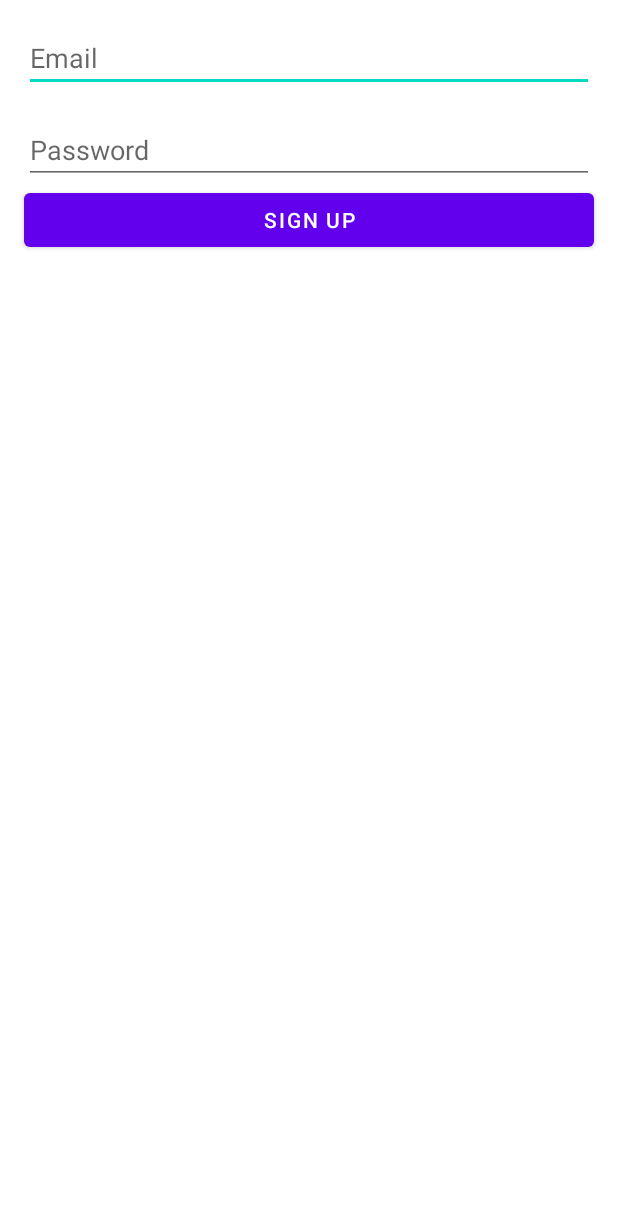
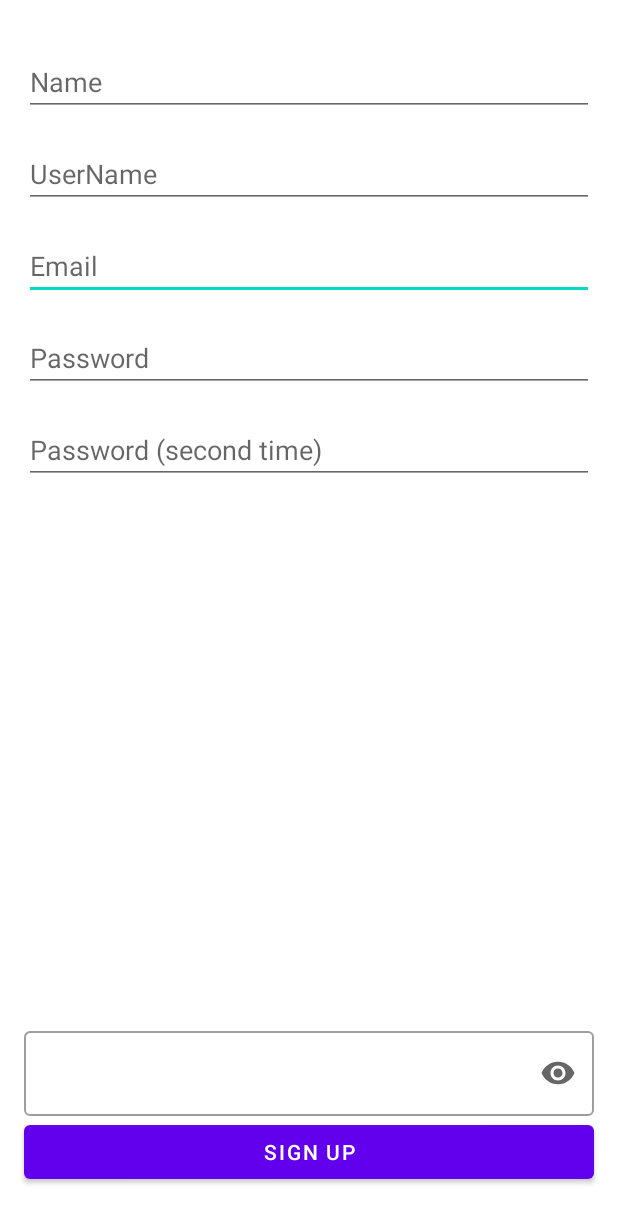
Before and after one commit to Keslerdk/memes, an Android app: the screen it shows after launch (Registration), after a tap on "CREATE NEW ACCOUNT", on a phone screen of 412 x 824 dp. Shown: the top 1223 px of the screen. Run offline under Robolectric (Android 15) with nearby library versions, the phone set to English and light mode, and no system bars; our stand-ins replace Firebase (no records; nobody signed in at launch, a user with empty details on screens opened directly); libraries missing offline, so code that uses them is left out: com.vk.api.

Commit message:
database and registration

```diff
--- a/app/build.gradle
+++ b/app/build.gradle
@@ -34,6 +34,8 @@ dependencies {
     implementation 'androidx.appcompat:appcompat:1.2.0'
     implementation 'com.google.android.material:material:1.2.1'
     implementation 'androidx.constraintlayout:constraintlayout:2.0.4'
+    implementation 'com.google.firebase:firebase-database:19.6.0'
+    implementation 'com.google.android.material:material:1.3.0'
 
     testImplementation 'junit:junit:4.+'
     androidTestImplementation 'androidx.test.ext:junit:1.1.2'
@@ -43,7 +45,7 @@ dependencies {
     implementation 'com.google.firebase:firebase-auth:20.0.2'
     implementation 'com.google.android.gms:play-services-auth:19.0.0'
 
+    implementation 'com.vk:androidsdk:2.2.0'
 
 
-    implementation 'com.vk:androidsdk:2.2.0'
 }
--- a/app/src/main/java/com/example/memes/Entry.java
+++ b/app/src/main/java/com/example/memes/Entry.java
@@ -34,6 +34,8 @@ import com.google.firebase.auth.FirebaseAuthUserCollisionException;
 import com.google.firebase.auth.FirebaseAuthWeakPasswordException;
 import com.google.firebase.auth.FirebaseUser;
 import com.google.firebase.auth.GoogleAuthProvider;
+import com.google.firebase.database.DatabaseReference;
+import com.google.firebase.database.FirebaseDatabase;
 import com.vk.api.sdk.VK;
 import com.vk.api.sdk.VKApiCallback;
 import com.vk.api.sdk.auth.VKAccessToken;
@@ -47,11 +49,14 @@ import java.util.Arrays;
 
 public class Entry extends AppCompatActivity {
     private static final int RC_SIGN_IN = 120;
+
     private FirebaseAuth mAuth;
+    private FirebaseDatabase database;
+    private DatabaseReference myRef;
 
     private GoogleSignInClient googleSignInClient;
 
-
+    //элементы в активити
     private EditText Elogin;
     private EditText Epassword;
 
@@ -67,7 +72,11 @@ public class Entry extends AppCompatActivity {
     protected void onCreate(Bundle savedInstanceState) {
         super.onCreate(savedInstanceState);
         setContentView(R.layout.activity_entry);
+
         mAuth = FirebaseAuth.getInstance();
+
+        database = FirebaseDatabase.getInstance();
+        myRef = database.getReference("users");
 
         GoogleSignInOptions gso = new GoogleSignInOptions.Builder(GoogleSignInOptions.DEFAULT_SIGN_IN)
                 .requestIdToken(getString(R.string.default_web_client_id))
@@ -85,6 +94,7 @@ public class Entry extends AppCompatActivity {
         googleSignIn = (Button) findViewById(R.id.googleSighIn);
         vkAuth = (Button) findViewById(R.id.vkAuth);
 
+        //обработка нажатий
         SignIn.setOnClickListener(new View.OnClickListener() {
             @Override
             public void onClick(View v) {
@@ -122,6 +132,7 @@ public class Entry extends AppCompatActivity {
         }
     }
 
+    //вход через почту
     public void signing(String email, String password) {
         mAuth.signInWithEmailAndPassword(email, password).addOnCompleteListener(this, new OnCompleteListener<AuthResult>() {
             @Override
@@ -136,6 +147,7 @@ public class Entry extends AppCompatActivity {
         });
     }
 
+    //вход через гугл
     private void signInGoogle() {
         Intent signInIntent = googleSignInClient.getSignInIntent();
         startActivityForResult(signInIntent, RC_SIGN_IN);
@@ -144,6 +156,8 @@ public class Entry extends AppCompatActivity {
     @Override
     public void onActivityResult(int requestCode, int resultCode, Intent data) {
         switch (resultCode) {
+
+            //гугл
             case RC_SIGN_IN:
                 super.onActivityResult(requestCode, resultCode, data);
                 // Result returned from launching the Intent from GoogleSignInApi.getSignInIntent(...);
@@ -164,11 +178,15 @@ public class Entry extends AppCompatActivity {
                 }
                 break;
             default:
+                //вк
                 VKAuthCallback callback = new VKAuthCallback() {
                     @Override
                     public void onLogin(@NotNull VKAccessToken vkAccessToken) {
                         try {
                             Log.d("vkid", String.valueOf(vkAccessToken.getUserId()));
+                            //авторазиция через вк с помощью почты
+                            //userId+@vk.auth - почта
+                            //UserId - пароль
                             firebaseAuthwithVk(String.valueOf(vkAccessToken.getUserId())+"@vk.auth", String.valueOf(vkAccessToken.getUserId()));
                         } catch (Exception e) {
                         }
@@ -210,6 +228,7 @@ public class Entry extends AppCompatActivity {
     }
 
     private void firebaseAuthwithVk(String email, String password) {
+        //попробовать войти, если акк не сущесвует, создать и войти.
         mAuth.signInWithEmailAndPassword(email, password).addOnCompleteListener(new OnCompleteListener<AuthResult>() {
             @Override
             public void onComplete(@NonNull Task<AuthResult> task) {
@@ -239,7 +258,7 @@ public class Entry extends AppCompatActivity {
                 }
             }
         });
-
+        //попытка через customToken
         /*
 //        Log.d("vkAuthToken", AccessToken);
 //        String customToken = FirebaseAuth.getInstance().createCustomToken(AccessToken);
--- a/app/src/main/java/com/example/memes/Registration.java
+++ b/app/src/main/java/com/example/memes/Registration.java
@@ -6,7 +6,6 @@ import androidx.appcompat.app.AppCompatActivity;
 import android.content.Intent;
 import android.os.Bundle;
 import android.view.View;
-import android.view.Window;
 import android.widget.Button;
 import android.widget.EditText;
 import android.widget.Toast;
@@ -15,15 +14,23 @@ import com.google.android.gms.tasks.OnCompleteListener;
 import com.google.android.gms.tasks.Task;
 import com.google.firebase.auth.AuthResult;
 import com.google.firebase.auth.FirebaseAuth;
-import com.google.firebase.auth.FirebaseUser;
+import com.google.firebase.database.DatabaseReference;
+import com.google.firebase.database.FirebaseDatabase;
 
 public class Registration extends AppCompatActivity {
 
     private FirebaseAuth mAuth;
 
-    private EditText Rlogin;
-    private EditText Rpassword;
-    private Button SignUp;
+    private FirebaseDatabase database;
+    private DatabaseReference myRef;
+
+    private EditText rname;
+    private EditText ruserName;
+    private EditText rEmail;
+    private EditText rPassword;
+    private EditText rPassword2;
+
+    private Button signUp;
 
     @Override
     protected void onCreate(Bundle savedInstanceState) {
@@ -32,22 +39,34 @@ public class Registration extends AppCompatActivity {
 
         mAuth = FirebaseAuth.getInstance();
 
-        Rlogin = (EditText) findViewById(R.id.Remail);
-        Rpassword = (EditText) findViewById(R.id.RPassword);
+        database = FirebaseDatabase.getInstance();
+        myRef = database.getReference("users");
+        myRef.setValue("First data storage");
 
-        SignUp = (Button) findViewById(R.id.signUp);
+        rname = (EditText) findViewById(R.id.name);
+        ruserName= (EditText) findViewById(R.id.userName);
+        rEmail = (EditText) findViewById(R.id.rEmail);
+        rPassword = (EditText) findViewById(R.id.rPassword);
+        rPassword2 = (EditText) findViewById(R.id.rPassword2);
+
+        signUp = (Button) findViewById(R.id.signUp);
 
 
-        SignUp.setOnClickListener(new View.OnClickListener() {
+        signUp.setOnClickListener(new View.OnClickListener() {
             @Override
             public void onClick(View v) {
-                registration(Rlogin.getText().toString(), Rpassword.getText().toString());
+                String name = rname.getText().toString();
+                String username = ruserName.getText().toString();
+                String email = rEmail.getText().toString();
+                String password = rPassword.getText().toString();
+                registration(email, password);
+                addUser(name, username, email, password);
             }
         });
 
     }
 
-    public void registration(String email, String password) {
+    private void registration(String email, String password) {
         mAuth.createUserWithEmailAndPassword(email, password).addOnCompleteListener(this, new OnCompleteListener<AuthResult>() {
             @Override
             public void onComplete(@NonNull Task<AuthResult> task) {
@@ -62,5 +81,10 @@ public class Registration extends AppCompatActivity {
         });
     }
 
+    private  void addUser (String name, String userName, String email, String password) {
+        UsersHelperClass helperClass = new UsersHelperClass(name, userName, email, password);
+        myRef.child(userName).setValue(helperClass);
+    }
+
 
 }
--- a/app/src/main/res/layout/activity_registration.xml
+++ b/app/src/main/res/layout/activity_registration.xml
@@ -6,41 +6,102 @@
     android:layout_height="match_parent"
     tools:context=".Registration">
 
+
     <EditText
-        android:id="@+id/Remail"
+        android:id="@+id/rEmail"
         android:layout_width="0dp"
         android:layout_height="wrap_content"
-        android:layout_marginStart="16dp"
-        android:layout_marginLeft="16dp"
         android:layout_marginTop="16dp"
-        android:layout_marginEnd="16dp"
-        android:layout_marginRight="16dp"
         android:ems="10"
         android:hint="Email"
         android:inputType="textEmailAddress"
-        app:layout_constraintEnd_toEndOf="parent"
-        app:layout_constraintStart_toStartOf="parent"
-        app:layout_constraintTop_toTopOf="parent" />
+        app:layout_constraintEnd_toEndOf="@+id/userName"
+        app:layout_constraintStart_toStartOf="@+id/userName"
+        app:layout_constraintTop_toBottomOf="@+id/userName" />
 
     <EditText
-        android:id="@+id/RPassword"
+        android:id="@+id/rPassword"
         android:layout_width="0dp"
         android:layout_height="wrap_content"
         android:layout_marginTop="16dp"
         android:ems="10"
         android:hint="Password"
         android:inputType="textPassword"
-        app:layout_constraintEnd_toEndOf="@+id/Remail"
-        app:layout_constraintStart_toStartOf="@+id/Remail"
-        app:layout_constraintTop_toBottomOf="@+id/Remail" />
+        app:layout_constraintEnd_toEndOf="@+id/rEmail"
+        app:layout_constraintHorizontal_bias="0.0"
+        app:layout_constraintStart_toStartOf="@+id/rEmail"
+        app:layout_constraintTop_toBottomOf="@+id/rEmail" />
 
     <Button
         android:id="@+id/signUp"
         android:layout_width="0dp"
         android:layout_height="wrap_content"
+        android:layout_marginBottom="32dp"
         android:text="Sign Up"
-        app:layout_constraintEnd_toEndOf="@+id/RPassword"
-        app:layout_constraintStart_toStartOf="@+id/RPassword"
-        app:layout_constraintTop_toBottomOf="@+id/RPassword" />
+        app:layout_constraintBottom_toBottomOf="parent"
+        app:layout_constraintEnd_toEndOf="@+id/rPassword"
+        app:layout_constraintHorizontal_bias="0.0"
+        app:layout_constraintStart_toStartOf="@+id/rPassword" />
+
+    <EditText
+        android:id="@+id/name"
+        android:layout_width="0dp"
+        android:layout_height="wrap_content"
+        android:layout_marginStart="16dp"
+        android:layout_marginLeft="16dp"
+        android:layout_marginTop="32dp"
+        android:layout_marginEnd="16dp"
+        android:layout_marginRight="16dp"
+        android:ems="10"
+        android:hint="Name"
+        android:inputType="textPersonName"
+        app:layout_constraintEnd_toEndOf="parent"
+        app:layout_constraintHorizontal_bias="0.497"
+        app:layout_constraintStart_toStartOf="parent"
+        app:layout_constraintTop_toTopOf="parent" />
+
+    <EditText
+        android:id="@+id/userName"
+        android:layout_width="0dp"
+        android:layout_height="wrap_content"
+        android:layout_marginTop="16dp"
+        android:ems="10"
+        android:hint="UserName"
+        android:inputType="textPersonName"
+        app:layout_constraintEnd_toEndOf="@+id/name"
+        app:layout_constraintStart_toStartOf="@+id/name"
+        app:layout_constraintTop_toBottomOf="@+id/name" />
+
+    <EditText
+        android:id="@+id/rPassword2"
+        android:layout_width="0dp"
+        android:layout_height="wrap_content"
+        android:layout_marginTop="16dp"
+        android:ems="10"
+        android:hint="Password (second time)"
+        android:inputType="textPassword"
+        app:layout_constraintEnd_toEndOf="@+id/rPassword"
+        app:layout_constraintStart_toStartOf="@+id/rPassword"
+        app:layout_constraintTop_toBottomOf="@+id/rPassword" />
+
+    <com.google.android.material.textfield.TextInputLayout
+        android:id="@+id/test"
+        style="@style/Widget.MaterialComponents.TextInputLayout.OutlinedBox"
+        android:layout_width="match_parent"
+        android:layout_height="wrap_content"
+        android:layout_marginStart="16dp"
+        android:layout_marginLeft="16dp"
+        android:layout_marginEnd="16dp"
+        android:layout_marginRight="16dp"
+        app:endIconMode="password_toggle"
+        app:layout_constraintBottom_toTopOf="@+id/signUp"
+        app:layout_constraintEnd_toEndOf="parent"
+        app:layout_constraintStart_toStartOf="parent">
+
+        <com.google.android.material.textfield.TextInputEditText
+            android:layout_width="match_parent"
+            android:layout_height="wrap_content"
+            android:inputType="textPassword" />
+    </com.google.android.material.textfield.TextInputLayout>
 
 </androidx.constraintlayout.widget.ConstraintLayout>
--- a/build.gradle
+++ b/build.gradle
@@ -6,7 +6,7 @@ buildscript {
     }
     dependencies {
         classpath "com.android.tools.build:gradle:4.1.1"
-        classpath 'com.google.gms:google-services:4.3.4'
+        classpath 'com.google.gms:google-services:4.3.5'
 
         // NOTE: Do not place your application dependencies here; they belong
         // in the individual module build.gradle files
```
Also changed, not shown: app/src/main/AndroidManifest.xml (+5 -2 lines), app/src/main/java/com/example/memes/Profile.java (+17 -0 lines), app/src/main/java/com/example/memes/TestActivity.java (added, +14 -0 lines), app/src/main/java/com/example/memes/UsersHelperClass.java (added, +48 -0 lines), app/src/main/java/com/example/memes/VkAuth.java (deleted, +0 -16 lines), app/src/main/res/layout/activity_profile.xml (+10 -0 lines), app/src/main/res/layout/activity_test.xml (added, +28 -0 lines).
